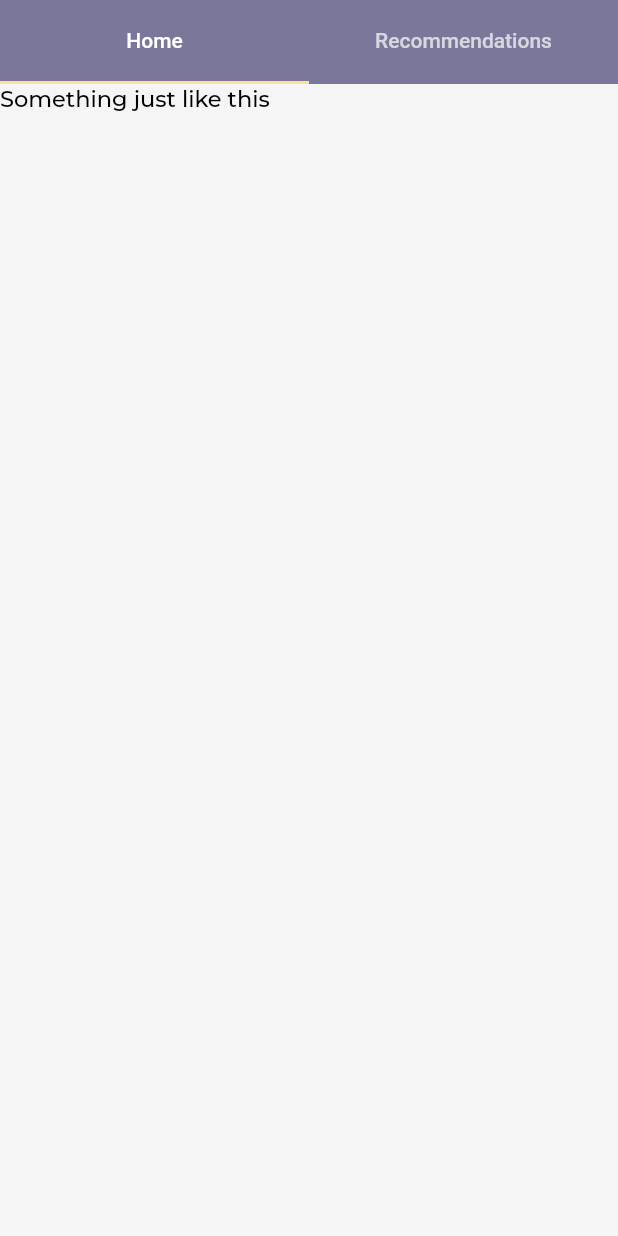
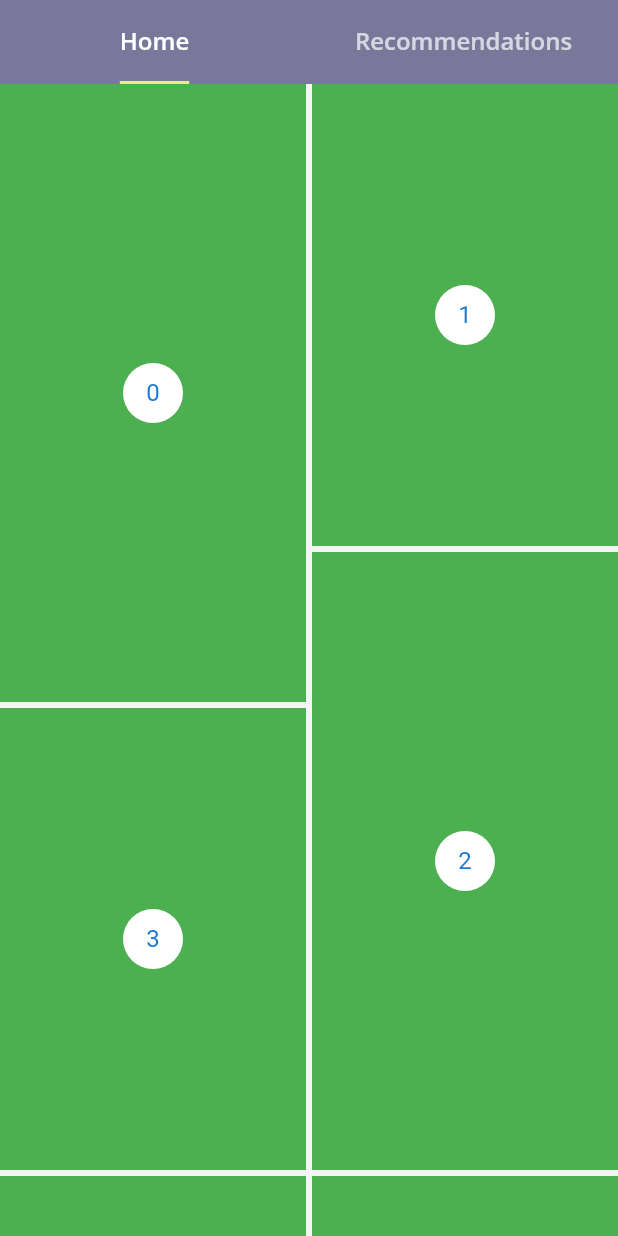
Before and after one commit to unknownaloy/adroit, a Flutter app: the screen it shows after launch, on a phone screen of 412 x 824 dp. Run offline on Flutter 3.47's test engine with Material 2 defaults, Android fonts, the phone set to English and light mode, and no system bars; our stand-ins replace google_fonts, shimmer; generated files the repository leaves out were written again.

Commit message:
Added the light primary color for the light color theme and implmemented the base staggered grid view

```diff
--- a/lib/main.dart
+++ b/lib/main.dart
@@ -18,8 +18,8 @@ class MyApp extends StatelessWidget {
       localizationsDelegates: [
         AppLocalizations.delegate, // Add this line
         GlobalMaterialLocalizations.delegate,
+        GlobalCupertinoLocalizations.delegate,
         GlobalWidgetsLocalizations.delegate,
-        GlobalCupertinoLocalizations.delegate,
       ],
       title: 'Adroit',
       theme: lightTheme(),
--- a/lib/styles/colors.dart
+++ b/lib/styles/colors.dart
@@ -5,9 +5,11 @@ final kLightThemeTextColor = Color(0xff4C4C6D);
 final kScaffoldColor = Color(0xffF5F5F6);
 
 /// Light themed colors
-final kPrimaryColorLight = Color(0xff4c4c6d);
-final kSecondaryColorLight = Color(0xffffe194);
+final kPrimaryColor = Color(0xff4c4c6d);
+final kPrimaryColorLight = Color(0xff79789b);
+final kSecondaryColor = Color(0xffffe194);
 final kPrimaryTextColor = Colors.black;
+final kTextPrimaryColor = Colors.white;
 
 /// Dark themed colors
 final kPrimaryColorDark = Color(0xff222442);
--- a/lib/styles/light_theme_data.dart
+++ b/lib/styles/light_theme_data.dart
@@ -7,8 +7,12 @@ ThemeData lightTheme() {
 
   return baseTheme.copyWith(
     scaffoldBackgroundColor: kScaffoldColor,
-    primaryColor: kPrimaryColorLight,
-    accentColor: kSecondaryColorLight,
+    primaryColor: kPrimaryColor,
+    primaryColorLight: kPrimaryColorLight,
+    accentColor: kSecondaryColor,
     textTheme: kLightTextTheme,
+    tabBarTheme: TabBarTheme(
+      indicatorSize: TabBarIndicatorSize.label,
+    ),
   );
 }
--- a/lib/styles/text_theme.dart
+++ b/lib/styles/text_theme.dart
@@ -6,6 +6,7 @@ final TextTheme kLightTextTheme = TextTheme(
   headline2: kHeadLine2TextStyle.copyWith(
     color: kPrimaryTextColor,
   ), // For the splash screen logo text
+  headline6: kHeadLine6TextStyle.copyWith(),
   bodyText1: kBody1TextStyle.copyWith(
     color: kPrimaryTextColor,
   ),
--- a/lib/ui/components/custom_persistent_header.dart
+++ b/lib/ui/components/custom_persistent_header.dart
@@ -1,5 +1,6 @@
 import 'dart:math';
 
+import 'package:adroit/styles/colors.dart';
 import 'package:flutter/material.dart';
 
 class CustomPersistentHeader extends SliverPersistentHeaderDelegate {
@@ -50,7 +51,7 @@ class CustomPersistentHeader extends SliverPersistentHeaderDelegate {
       return SizedBox.expand(
         child: Container(
           decoration: BoxDecoration(
-            color: containerColor ?? Color(0xff79789b),
+            color: containerColor ?? kPrimaryColorLight,
           ),
           child: child,
         ),
--- /dev/null
+++ b/lib/ui/views/home_photos.dart
@@ -0,0 +1,26 @@
+import 'package:flutter/material.dart';
+import 'package:flutter_staggered_grid_view/flutter_staggered_grid_view.dart';
+
+class HomePhotos extends StatelessWidget {
+  const HomePhotos({Key? key}) : super(key: key);
+
+  @override
+  Widget build(BuildContext context) {
+    return StaggeredGridView.countBuilder(
+      crossAxisCount: 4,
+      itemCount: 8,
+      itemBuilder: (BuildContext context, int index) => new Container(
+          color: Colors.green,
+          child: new Center(
+            child: new CircleAvatar(
+              backgroundColor: Colors.white,
+              child: new Text('$index'),
+            ),
+          )),
+      staggeredTileBuilder: (int index) =>
+          new StaggeredTile.count(2, index.isEven ? 4 : 3),
+      mainAxisSpacing: 4.0,
+      crossAxisSpacing: 4.0,
+    );
+  }
+}
--- a/lib/ui/views/home_screen.dart
+++ b/lib/ui/views/home_screen.dart
@@ -1,3 +1,4 @@
+import 'package:adroit/ui/views/home_photos.dart';
 import 'package:flutter_gen/gen_l10n/app_localizations.dart';
 import 'package:adroit/ui/components/custom_persistent_header.dart';
 import 'package:flutter/material.dart';
@@ -31,6 +32,8 @@ class _HomeScreenState extends State<HomeScreen>
                 delegate: CustomPersistentHeader(
                   child: TabBar(
                     controller: _tabController,
+                    indicatorColor: Theme.of(context).accentColor,
+                    labelStyle: Theme.of(context).textTheme.headline6,
                     tabs: [
                       Text(AppLocalizations.of(context)!.home),
                       Text(AppLocalizations.of(context)!.recommendations),
@@ -44,10 +47,7 @@ class _HomeScreenState extends State<HomeScreen>
             child: TabBarView(
               controller: _tabController,
               children: [
-                Text(
-                  "Something just like this",
-                  style: Theme.of(context).textTheme.bodyText1,
-                ),
+                HomePhotos(),
                 Text(
                   "the other side",
                   style: Theme.of(context).textTheme.bodyText1,
--- a/lib/ui/views/splash_screen.dart
+++ b/lib/ui/views/splash_screen.dart
@@ -16,7 +16,7 @@ class SplashScreen extends StatelessWidget {
       );
     });
     return Container(
-      color: kPrimaryColorLight,
+      color: kPrimaryColor,
       child: Center(
         child: Shimmer.fromColors(
           baseColor: Colors.white,
```
Also changed, not shown: lib/styles/text_style.dart (+6 -1 lines), pubspec.yaml (+0 -8 lines).
